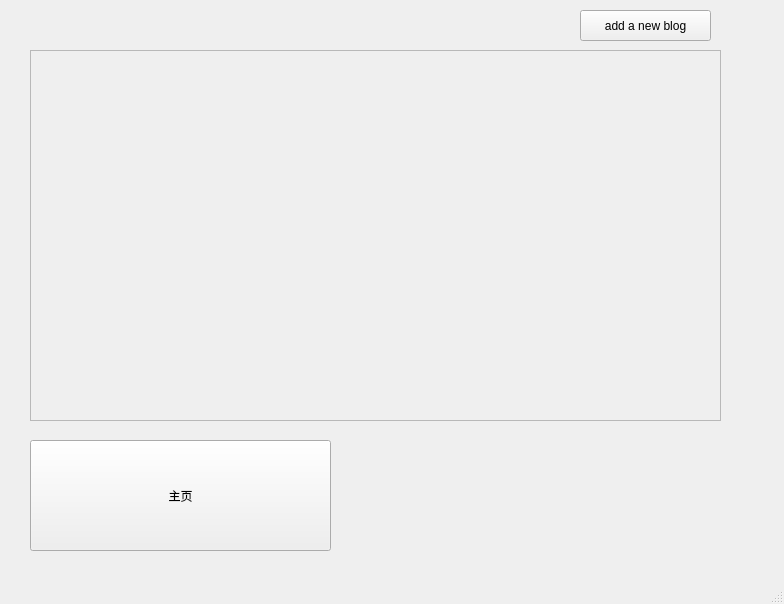
The window that qtgroupwork/mainwindow.ui (jsw24000/cpp_groupwork) describes before a commit, drawn with Qt 5.
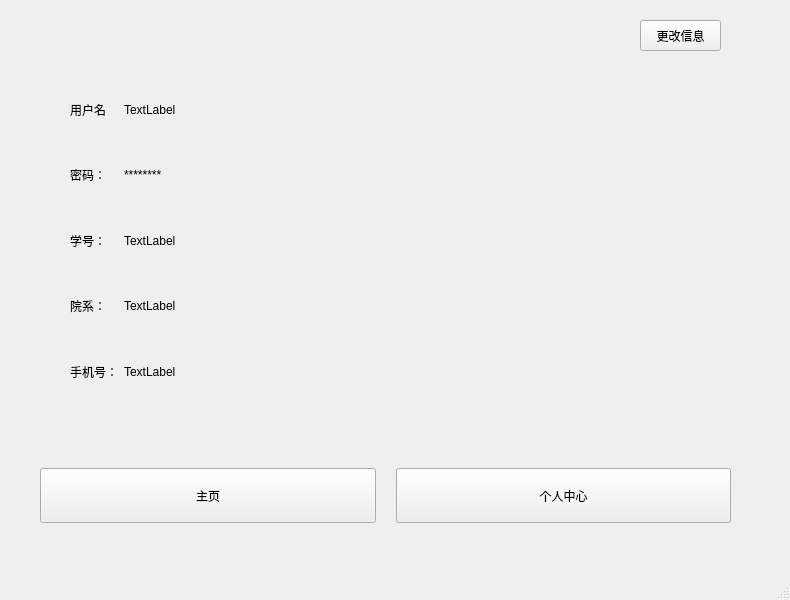
The same window after the commit. The open tabs and pages were chosen to show the change.

Commit message: 5.30更新，实现简略个人中心界面

Patch:
```diff
--- a/qtgroupwork/mainwindow.ui
+++ b/qtgroupwork/mainwindow.ui
@@ -6,32 +6,29 @@
    <rect>
     <x>0</x>
     <y>0</y>
-    <width>784</width>
-    <height>604</height>
+    <width>790</width>
+    <height>600</height>
    </rect>
   </property>
   <property name="windowTitle">
    <string>MainWindow</string>
   </property>
   <widget class="QWidget" name="centralwidget">
-   <widget class="QPushButton" name="menuButton">
+   <widget class="QStackedWidget" name="stackedWidget">
     <property name="geometry">
      <rect>
-      <x>30</x>
-      <y>440</y>
-      <width>301</width>
-      <height>111</height>
+      <x>0</x>
+      <y>0</y>
+      <width>791</width>
+      <height>441</height>
      </rect>
     </property>
-    <property name="text">
-     <string>主页</string>
-    </property>
-   </widget>
+    <widget class="QWidget" name="menuPage">
    <widget class="QPushButton" name="addPostButton">
     <property name="geometry">
      <rect>
-      <x>580</x>
-      <y>10</y>
+        <x>600</x>
+        <y>20</y>
       <width>131</width>
       <height>31</height>
      </rect>
@@ -43,8 +40,8 @@
    <widget class="QScrollArea" name="scrollArea">
     <property name="geometry">
      <rect>
-      <x>30</x>
-      <y>50</y>
+        <x>40</x>
+        <y>60</y>
       <width>691</width>
       <height>371</height>
      </rect>
@@ -64,6 +61,167 @@
     </widget>
    </widget>
   </widget>
+    <widget class="QWidget" name="selfcenterPage">
+     <widget class="QPushButton" name="infoEditButton">
+      <property name="geometry">
+       <rect>
+        <x>640</x>
+        <y>20</y>
+        <width>81</width>
+        <height>31</height>
+       </rect>
+      </property>
+      <property name="text">
+       <string>更改信息</string>
+      </property>
+     </widget>
+     <widget class="QWidget" name="gridLayoutWidget">
+      <property name="geometry">
+       <rect>
+        <x>70</x>
+        <y>80</y>
+        <width>141</width>
+        <height>321</height>
+       </rect>
+      </property>
+      <layout class="QGridLayout" name="gridLayout" columnstretch="0,1">
+       <item row="2" column="0">
+        <widget class="QLabel" name="nKeyLabel">
+         <property name="text">
+          <string>学号：</string>
+         </property>
+        </widget>
+       </item>
+       <item row="2" column="1">
+        <widget class="QLabel" name="numberLabel">
+         <property name="text">
+          <string>TextLabel</string>
+         </property>
+        </widget>
+       </item>
+       <item row="3" column="1">
+        <widget class="QLabel" name="schoolLabel">
+         <property name="text">
+          <string>TextLabel</string>
+         </property>
+        </widget>
+       </item>
+       <item row="3" column="0">
+        <widget class="QLabel" name="sKeyLabel">
+         <property name="text">
+          <string>院系：</string>
+         </property>
+        </widget>
+       </item>
+       <item row="1" column="1">
+        <widget class="QLabel" name="passwordLabel">
+         <property name="text">
+          <string>********</string>
+         </property>
+        </widget>
+       </item>
+       <item row="0" column="0">
+        <widget class="QLabel" name="uKeyLabel">
+         <property name="maximumSize">
+          <size>
+           <width>35</width>
+           <height>16777215</height>
+          </size>
+         </property>
+         <property name="text">
+          <string>用户名：</string>
+         </property>
+        </widget>
+       </item>
+       <item row="1" column="0">
+        <widget class="QLabel" name="pKeyLabel">
+         <property name="text">
+          <string>密码：</string>
+         </property>
+        </widget>
+       </item>
+       <item row="0" column="1">
+        <widget class="QLabel" name="usernameLabel">
+         <property name="sizePolicy">
+          <sizepolicy hsizetype="Preferred" vsizetype="Preferred">
+           <horstretch>0</horstretch>
+           <verstretch>0</verstretch>
+          </sizepolicy>
+         </property>
+         <property name="text">
+          <string>TextLabel</string>
+         </property>
+        </widget>
+       </item>
+       <item row="4" column="0">
+        <widget class="QLabel" name="phKeyLabel">
+         <property name="text">
+          <string>手机号：</string>
+         </property>
+        </widget>
+       </item>
+       <item row="4" column="1">
+        <widget class="QLabel" name="phoneLabel">
+         <property name="text">
+          <string>TextLabel</string>
+         </property>
+        </widget>
+       </item>
+      </layout>
+     </widget>
+    </widget>
+   </widget>
+   <widget class="QWidget" name="layoutWidget">
+    <property name="geometry">
+     <rect>
+      <x>40</x>
+      <y>440</y>
+      <width>691</width>
+      <height>111</height>
+     </rect>
+    </property>
+    <layout class="QHBoxLayout" name="horizontalLayout" stretch="0,0">
+     <property name="spacing">
+      <number>20</number>
+     </property>
+     <property name="leftMargin">
+      <number>0</number>
+     </property>
+     <property name="topMargin">
+      <number>0</number>
+     </property>
+     <property name="rightMargin">
+      <number>0</number>
+     </property>
+     <item>
+      <widget class="QPushButton" name="menuButton">
+       <property name="minimumSize">
+        <size>
+         <width>22</width>
+         <height>55</height>
+        </size>
+       </property>
+       <property name="text">
+        <string>主页</string>
+       </property>
+      </widget>
+     </item>
+     <item>
+      <widget class="QPushButton" name="selfcenterButton">
+       <property name="minimumSize">
+        <size>
+         <width>0</width>
+         <height>55</height>
+        </size>
+       </property>
+       <property name="text">
+        <string>个人中心</string>
+       </property>
+      </widget>
+     </item>
+    </layout>
+   </widget>
+  </widget>
   <widget class="QMenuBar" name="menubar">
    <property name="geometry">
     <rect>
```
Left out of the diff: 4 changed lines with no effect on the pictures. Lines whose indentation alone changed are shown as unchanged. The commit also changes 2 other files.
